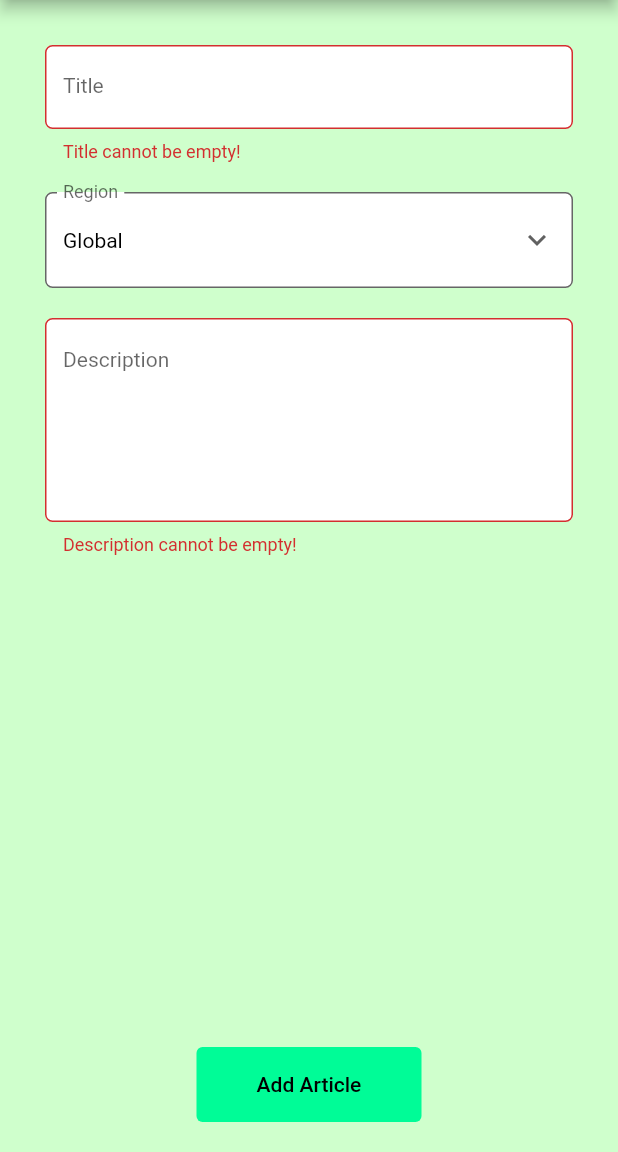
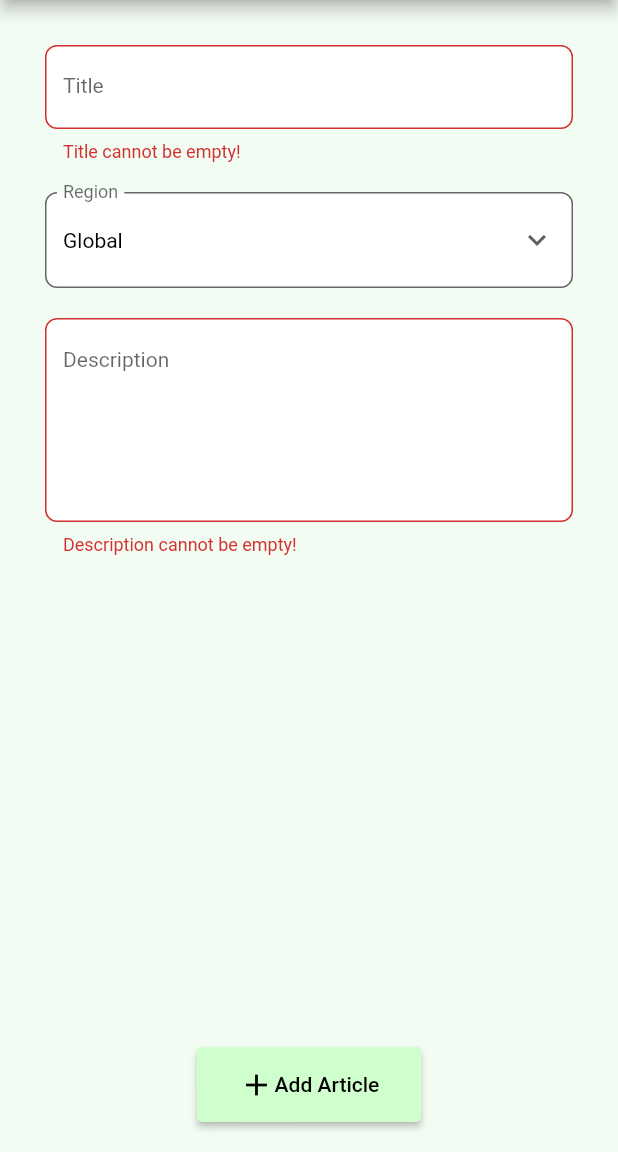
Before and after one commit to PTS-C07-PBP/EcoFriendApp, a Flutter app: the AddArticlePage screen opened by its route, after a tap on "Add Article", on a phone screen of 412 x 824 dp, the part 84-1236 px from its top. Run offline on Flutter 3.47's test engine with Material 2 defaults, Android fonts, the phone set to English and light mode, and no system bars; our stand-ins replace cached_network_image; missing offline and left inert: pbp_django_auth; network calls fail.

Commit message:
Update news UI

```diff
--- a/ecofriend/lib/pages/news/add_article.dart
+++ b/ecofriend/lib/pages/news/add_article.dart
@@ -54,7 +54,7 @@ class _AddArticlePageState extends State<AddArticlePage> {
     final request = context.watch<CookieRequest>();
 
     return Scaffold(
-      backgroundColor: const Color(0xffcfffcc),
+      backgroundColor: const Color(0xfff3fcf2),
       appBar: AppBar(
         title: Text(
           widget.title,
@@ -66,7 +66,6 @@ class _AddArticlePageState extends State<AddArticlePage> {
       drawer: const CustomDrawer(),
       body: Form(
         key: _formKey,
-        child: SingleChildScrollView(
         child: Container(
           padding: const EdgeInsets.all(20.0),
           height: MediaQuery.of(context).size.height -
@@ -82,8 +81,12 @@ class _AddArticlePageState extends State<AddArticlePage> {
                     fillColor: const Color(0xffffffff),
                     labelText: "Title",
                     border: OutlineInputBorder(
-                        borderRadius: BorderRadius.circular(5.0),
-                      ),
+                        borderRadius: BorderRadius.circular(8.0),
+                        borderSide: const BorderSide(color: Color(0xff198754))),
+                    focusedBorder: OutlineInputBorder(
+                        borderRadius: BorderRadius.circular(8.0),
+                        borderSide: const BorderSide(color: Color(0xff198754))),
+                    focusColor: const Color(0xff198754),
                   ),
                   style: const TextStyle(
                     fontSize: 14.0,
@@ -119,8 +122,12 @@ class _AddArticlePageState extends State<AddArticlePage> {
                     fillColor: const Color(0xffffffff),
                     labelText: "Region",
                     border: OutlineInputBorder(
-                        borderRadius: BorderRadius.circular(5.0),
-                      ),
+                        borderRadius: BorderRadius.circular(8.0),
+                        borderSide: const BorderSide(color: Color(0xff198754))),
+                    focusedBorder: OutlineInputBorder(
+                        borderRadius: BorderRadius.circular(8.0),
+                        borderSide: const BorderSide(color: Color(0xff198754))),
+                    focusColor: const Color(0xff198754),
                   ),
                   borderRadius: BorderRadius.circular(8.0),
                   style: const TextStyle(
@@ -157,8 +164,12 @@ class _AddArticlePageState extends State<AddArticlePage> {
                     labelText: "Description",
                     alignLabelWithHint: true,
                     border: OutlineInputBorder(
-                        borderRadius: BorderRadius.circular(5.0),
-                      ),
+                        borderRadius: BorderRadius.circular(8.0),
+                        borderSide: const BorderSide(color: Color(0xff198754))),
+                    focusedBorder: OutlineInputBorder(
+                        borderRadius: BorderRadius.circular(8.0),
+                        borderSide: const BorderSide(color: Color(0xff198754))),
+                    focusColor: const Color(0xff198754),
                   ),
                   style: const TextStyle(
                     fontSize: 14.0,
@@ -192,24 +203,27 @@ class _AddArticlePageState extends State<AddArticlePage> {
                   child: TextButton(
                     style: ButtonStyle(
                       backgroundColor:
-                            MaterialStateProperty.all(const Color(0xff00fc97)),
+                          MaterialStateProperty.all(const Color(0xffcfffcc)),
+                          shadowColor: MaterialStateProperty.all(const Color(0xff000000)),
+                          elevation: MaterialStateProperty.all(2),
                     ),
                     onPressed: () {
                       if (_formKey.currentState!.validate()) {
                         postArticle(request);
-                          print(_title);
-                          print(_region);
-                          print(_description);
                         Navigator.pop(context);
                       }
                     },
-                      child: const Text(
+                    child: Row(
+                        mainAxisAlignment: MainAxisAlignment.center,
+                        children: const [
+                          Icon(Icons.add, color: Colors.black),
+                          Text(
                             "Add Article",
                             style: TextStyle(color: Colors.black, fontSize: 14),
                           ),
+                        ]),
                   )),
             ],
-            ),
           ),
         ),
       ),
@@ -218,10 +232,9 @@ class _AddArticlePageState extends State<AddArticlePage> {
 
   void postArticle(CookieRequest request) async {
     //TODO: Tunggu authenticate
-    var url = Uri.parse('https://ecofriend.up.railway.app/news/add/');
-
     var response = await request.post(
         'https://ecofriend.up.railway.app/news/add/',
-        jsonEncode({'title': _title, 'region': _region, 'description': _description}));
+        jsonEncode(
+            {'title': _title, 'region': _region, 'description': _description}));
+  } //'https://ecofriend.up.railway.app/news/add/'
 }
-}
--- a/ecofriend/pubspec.yaml
+++ b/ecofriend/pubspec.yaml
@@ -37,7 +37,7 @@ dependencies:
   # Use with the CupertinoIcons class for iOS style icons.
   cupertino_icons: ^1.0.2
   provider: ^6.0.4
-  pbp_django_auth: ^0.1.2
+  pbp_django_auth: ^0.2.3
   http: ^0.13.5
   cached_network_image: ^3.2.3
   url_launcher: ^6.1.7
```
Also changed, not shown: ecofriend/lib/main.dart (+23 -7 lines), ecofriend/pubspec.lock, 2 other files. Lines whose indentation alone changed are shown as unchanged.
